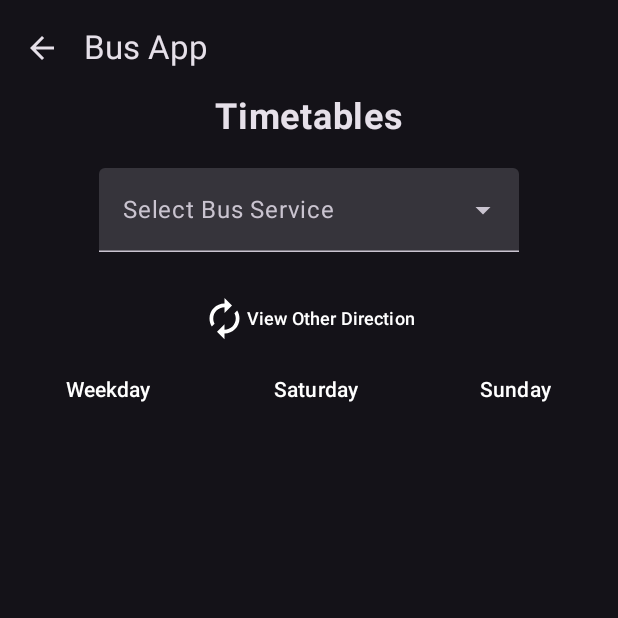
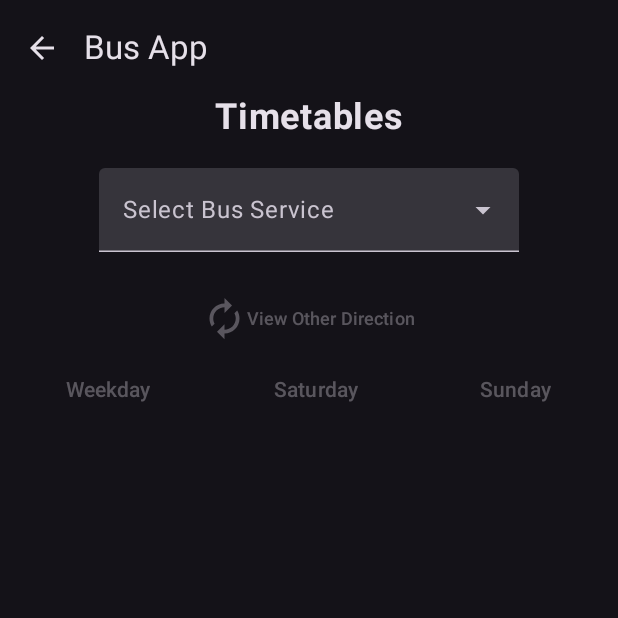
Before and after one commit to harryuiop/ChristchurchCommuters, an Android app built with Jetpack Compose: the Timetables screen opened through its navigation route, on a phone screen of 412 x 824 dp, the top half of it. Run offline under Robolectric (Android 15) with nearby library versions, the phone set to English and light mode, and no system bars.

Commit message:
Changed timetable buttons to be disabled before bus service selection

```diff
--- a/app/src/main/java/com/example/busapp/screens/TimetablesScreen.kt
+++ b/app/src/main/java/com/example/busapp/screens/TimetablesScreen.kt
@@ -173,9 +173,6 @@ fun ViewTimetables(
 
                 Button(
                     onClick = {
-                        if (selectedRouteId == "") {
-                            return@Button
-                        }
                         progressVisible = true
                         tableVisible = false
                         CoroutineScope(Dispatchers.IO).launch {
@@ -221,7 +218,7 @@ fun ViewTimetables(
                                         dataList = getDataList(saturdayTripsPerRouteDirection1["Oc_36_3"]!!, stopTimesPerTrip)
                                     }
                                 }
-                            } else if (selectedRouteId != "") {
+                            } else {
                                 zeroDirection = !zeroDirection
                                 if (zeroDirection) {
                                     when (selectedDay) {
@@ -265,7 +262,8 @@ fun ViewTimetables(
                             }
                         }
                     },
-                    colors = ButtonDefaults.buttonColors(containerColor = Color.Transparent, contentColor = Color.White)
+                    colors = ButtonDefaults.buttonColors(containerColor = Color.Transparent, contentColor = Color.White, disabledContainerColor = Color.Transparent),
+                    enabled = selectedRouteId != ""
                 ) {
                     Icon(imageVector = Icons.Outlined.Autorenew, contentDescription = "Timetables",
                         modifier = Modifier
@@ -282,7 +280,6 @@ fun ViewTimetables(
                     if (weekdayVisible) {
                         Button(
                             onClick = {
-                                if (selectedRouteId != "") {
                                 progressVisible = true
                                 tableVisible = false
                                 selectedDay = "3"
@@ -302,13 +299,13 @@ fun ViewTimetables(
                                         numRows = ceil((((headerList.size + dataList.size) / headerList.size).toDouble()))
                                     }
                                 }
-                                }
                             },
                             colors = if (weekdayClicked) {
                                 ButtonDefaults.buttonColors(containerColor = Color.Transparent, contentColor = Color(0xFFD0BCFF))
                             } else {
-                                ButtonDefaults.buttonColors(containerColor = Color.Transparent, contentColor = Color.White)
-                            }
+                                ButtonDefaults.buttonColors(containerColor = Color.Transparent, contentColor = Color.White, disabledContainerColor = Color.Transparent)
+                            },
+                            enabled = selectedRouteId != ""
                         ) {
                             Text(stringResource(id = R.string.weekday))
                         }
@@ -316,7 +313,6 @@ fun ViewTimetables(
                     if (saturdayVisible) {
                         Button(
                             onClick = {
-                                if (selectedRouteId != "") {
                                 progressVisible = true
                                 tableVisible = false
                                 selectedDay = "4"
@@ -336,13 +332,13 @@ fun ViewTimetables(
                                         numRows = ceil((((headerList.size + dataList.size) / headerList.size).toDouble()))
                                     }
                                 }
-                                }
                             },
                             colors = if (saturdayClicked) {
                                 ButtonDefaults.buttonColors(containerColor = Color.Transparent, contentColor = Color(0xFFD0BCFF))
                             } else {
-                                ButtonDefaults.buttonColors(containerColor = Color.Transparent, contentColor = Color.White)
-                            }
+                                ButtonDefaults.buttonColors(containerColor = Color.Transparent, contentColor = Color.White, disabledContainerColor = Color.Transparent)
+                            },
+                            enabled = selectedRouteId != ""
                         ) {
                             Text(stringResource(id = R.string.saturday))
                         }
@@ -350,7 +346,6 @@ fun ViewTimetables(
                     if (sundayVisible) {
                         Button(
                             onClick = {
-                                if (selectedRouteId != "") {
                                 progressVisible = true
                                 tableVisible = false
                                 selectedDay = "1"
@@ -370,13 +365,13 @@ fun ViewTimetables(
                                         numRows = ceil((((headerList.size + dataList.size) / headerList.size).toDouble()))
                                     }
                                 }
-                                }
                             },
                             colors = if (sundayClicked) {
                                 ButtonDefaults.buttonColors(containerColor = Color.Transparent, contentColor = Color(0xFFD0BCFF))
                             } else {
-                                ButtonDefaults.buttonColors(containerColor = Color.Transparent, contentColor = Color.White)
-                            }
+                                ButtonDefaults.buttonColors(containerColor = Color.Transparent, contentColor = Color.White, disabledContainerColor = Color.Transparent)
+                            },
+                            enabled = selectedRouteId != ""
                         ) {
                             Text(stringResource(id = R.string.sunday))
                         }
```
Lines whose indentation alone changed are shown as unchanged.
